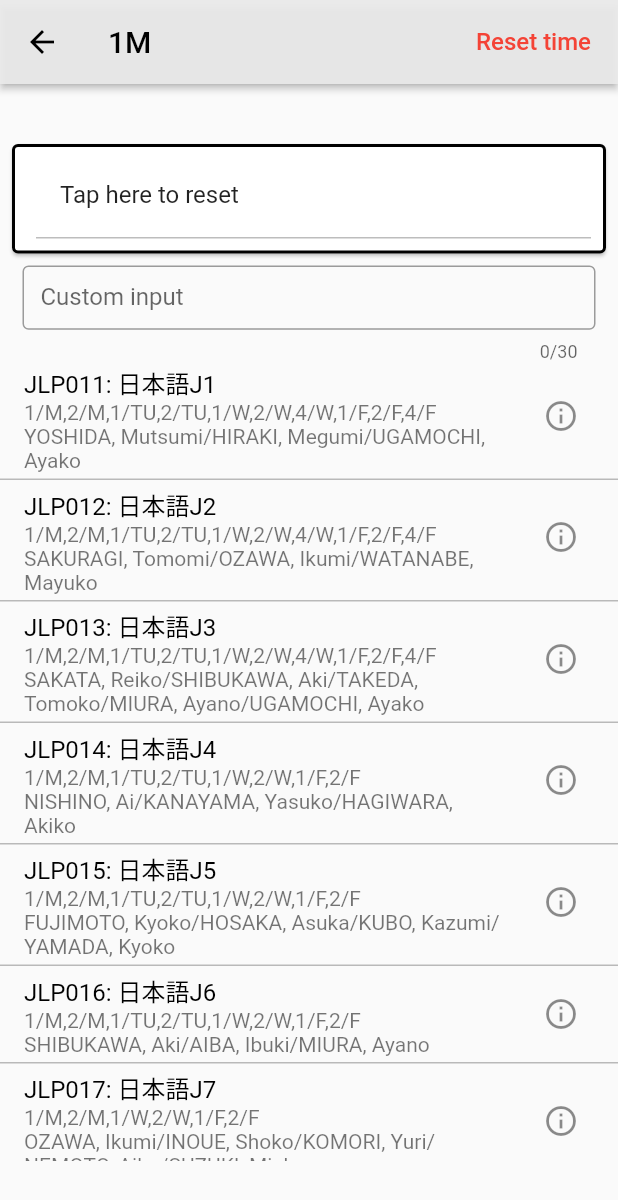
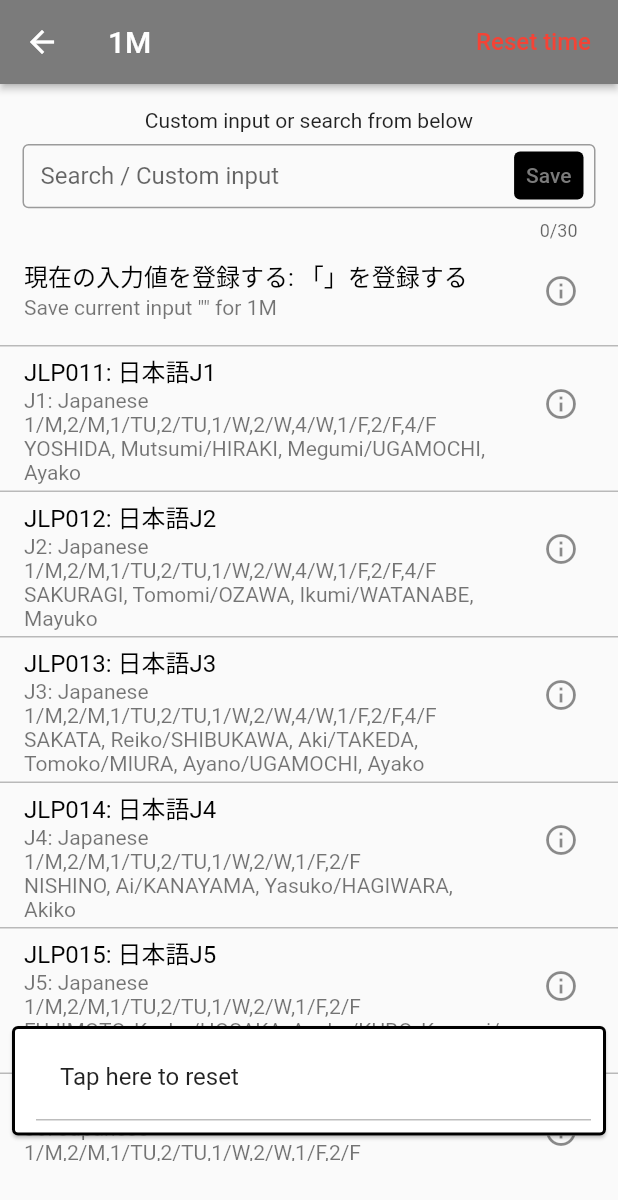
Before and after one commit to RRRGR/ICUApp, a Flutter app: the ChoosePage screen opened directly, on a phone screen of 412 x 824 dp. Shown: the top 1200 px of the screen. Run offline on Flutter 3.47's test engine with Material 2 defaults, Android fonts, the phone set to English and light mode, and no system bars; drawn by our look-alikes of google_mobile_ads; our stand-ins replace cloud_firestore, firebase_auth, firebase_core, flutter_riverpod, google_sign_in, shared_preferences; missing offline and left inert: flutter_cached_pdfview, flutter_inappwebview; accounts and stored records are empty; network calls fail.

Commit message:
Changed UI of choosepage

```diff
--- a/lib/model/constant.dart
+++ b/lib/model/constant.dart
@@ -23,6 +23,7 @@ final chosenYearProvider = StateProvider<String>((ref) => '2022');
 final chosenSeasonProvider = StateProvider<String>((ref) => 'Autumn');
 
 final inputStringProvider = StateProvider<String>((ref) => '');
+final searchBoolProvider = StateProvider<bool>((ref) => true);
 
 final cellFontSizeProvider =
     StateProvider<String>((ref) => '12'); //選択されている年度、学期、フォントサイズの保持
@@ -137,7 +138,7 @@ final TTProvider = StateNotifierProvider<TTNotifier, Map>((ref) {
 
 const MaterialColor materialWhite = MaterialColor(
   //AppBarの色
-  0xEAEAEAEA,
+  0xFF7B7B7B,
   <int, Color>{
     50: Color(0xCCCCCCCC),
     100: Color(0xCCCCCCCC),
--- a/lib/screen/choosepage.dart
+++ b/lib/screen/choosepage.dart
@@ -6,6 +6,7 @@ import 'package:icuapp/model/constant.dart';
 import 'package:icuapp/widgets/choosepage/assignedclasstext.dart';
 import 'package:icuapp/widgets/choosepage/input.dart';
 import 'package:icuapp/widgets/choosepage/showlist.dart';
+import 'dart:developer';
 
 class ChoosePage extends ConsumerStatefulWidget {
   const ChoosePage({Key? key}) : super(key: key);
@@ -29,9 +30,12 @@ class ChoosePageState extends ConsumerState<ChoosePage> {
 
   @override
   Widget build(BuildContext context) {
+    final searchBool = ref.watch(searchBoolProvider);
+    log(searchBool.toString());
     return WillPopScope(
       onWillPop: () {
         ref.read(inputStringProvider.notifier).state = "";
+        ref.read(searchBoolProvider.notifier).state = true;
         Navigator.pop(context);
         return Future.value(false);
       },
@@ -43,10 +47,39 @@ class ChoosePageState extends ConsumerState<ChoosePage> {
         ),
         body: Column(
           children: [
-            const AssignedClassText(),
+            const SizedBox(
+              height: 8.0,
+            ),
+            const Padding(
+              padding: EdgeInsets.all(8.0),
+              child: Text('Custom input or search from below'),
+            ),
+
             const NameInput(),
             //RoomInput(),
-            const ShowList(),
+            Expanded(
+              child: Stack(
+                children: [
+                  const ShowList(),
+                  (searchBool == true)
+                      ? Align(
+                          alignment: FractionalOffset.bottomCenter,
+                          child: Container(
+                              width: double.infinity,
+                              height: 130,
+                              child: Column(
+                                children: [
+                                  const AssignedClassText(),
+                                ],
+                              )),
+                        )
+                      : const SizedBox(
+                          width: 0,
+                          height: 0,
+                        )
+                ],
+              ),
+            ),
             SizedBox(
               //color: Colors.white,
               height: 50.0,
--- a/lib/screen/timetable.dart
+++ b/lib/screen/timetable.dart
@@ -97,8 +97,8 @@ class YearButton extends ConsumerWidget {
                     fontSize: 18,
                   ),
                   value: chosenYear,
-                  elevation: 3,
-                  dropdownColor: Colors.grey,
+                  elevation: 0,
+                  dropdownColor: Colors.lightBlue[50],
                   items: yearList.map<DropdownMenuItem<String>>((String value) {
                     return DropdownMenuItem<String>(
                       value: value,
@@ -131,8 +131,9 @@ class SeasonButton extends ConsumerWidget {
                   value: chosenSeason,
                   elevation: 0,
                   underline: const SizedBox(),
-            dropdownColor: Colors.grey,
-            items: seasonList.map<DropdownMenuItem<String>>((String value) {
+                  dropdownColor: Colors.lightBlue[50],
+                  items:
+                      seasonList.map<DropdownMenuItem<String>>((String value) {
                     return DropdownMenuItem<String>(
                       value: value,
                       child: Text(value),
@@ -142,10 +143,7 @@ class SeasonButton extends ConsumerWidget {
                     update_chosenSeason(value!, ref);
                     ref.read(TTProvider.notifier).load(ref);
                   },
-          ),
-        ),
-      ),
-    );
+                ))));
   }
 }
 
--- a/lib/widgets/choosepage/input.dart
+++ b/lib/widgets/choosepage/input.dart
@@ -10,12 +10,16 @@ class NameInput extends ConsumerWidget {
   Widget build(BuildContext context, WidgetRef ref) {
     final chosenYear = ref.watch(chosenYearProvider);
     final chosenSeason = ref.watch(chosenSeasonProvider);
+
     return SizedBox(
       height: 62,
       width: width - 30,
-      child: TextField(
+      child: Stack(
+        children: [
+          TextField(
             enabled: true,
             maxLength: 30,
+            onTap: () => {ref.read(searchBoolProvider.notifier).state = false},
             onChanged: (input) =>
                 {ref.read(inputStringProvider.notifier).state = input},
             onSubmitted: (String nameInput) {
@@ -27,8 +31,26 @@ class NameInput extends ConsumerWidget {
             obscureText: false,
             decoration: const InputDecoration(
               border: OutlineInputBorder(),
-          labelText: 'Custom input',
+              labelText: 'Search / Custom input',
             ),
+          ),
+          Container(
+            width: double.infinity,
+            child:
+                Column(crossAxisAlignment: CrossAxisAlignment.end, children: [
+              Padding(
+                  padding: const EdgeInsets.fromLTRB(10, 5, 8, 0),
+                  child: TextButton(
+                      onPressed: () {},
+                      style: TextButton.styleFrom(
+                          padding: const EdgeInsets.all(8.0),
+                          tapTargetSize: MaterialTapTargetSize.shrinkWrap,
+                          minimumSize: const Size(0, 0),
+                          backgroundColor: Colors.black),
+                      child: const Text('Save')))
+            ]),
+          )
+        ],
       ),
     );
   }
--- a/lib/widgets/choosepage/showlist.dart
+++ b/lib/widgets/choosepage/showlist.dart
@@ -14,7 +14,13 @@ class ShowList extends ConsumerWidget {
     String jsonString = await rootBundle.loadString(path);
     Map jsonData = json.decode(jsonString);
     List loadedList = jsonData[time]; //[{},{},{}]//[{},{},{}][2,1,3]
-    List resultList = [];
+    List resultList = [
+      {
+        'no': '現在の入力値を登録する',
+        'j': '「$arg」を登録する',
+        'schedule': 'Save current input "$arg" for $time'
+      }
+    ];
     for (int i = 0; i < loadedList.length; i++) {
       String combinedStr = "";
       loadedList[i].values.forEach((v) {
@@ -40,7 +46,9 @@ class ShowList extends ConsumerWidget {
       builder: (BuildContext context, AsyncSnapshot<List> snapshot) {
         if (snapshot.hasData) {
           List chosenData = snapshot.data!;
-          return Expanded(
+          return Column(
+            children: [
+              Expanded(
                 child: ListView.builder(
                   shrinkWrap: true,
                   itemCount: chosenData.length,
@@ -48,6 +56,8 @@ class ShowList extends ConsumerWidget {
                     return _items(chosenData[index], ref, context);
                   },
                 ),
+              ),
+            ],
           );
         } else {
           return const CircularProgressIndicator();
@@ -115,6 +125,7 @@ class ListTile_txt_info extends StatelessWidget {
   Widget build(BuildContext context) {
     String? courseNo = classInfo['no'];
     String? className = classInfo['j'];
+    String? classNameE = classInfo['e'];
     String schedule = classInfo['schedule'];
     String? instructor = classInfo['instructor'];
     String? deleted = classInfo['deleted'];
@@ -133,7 +144,7 @@ class ListTile_txt_info extends StatelessWidget {
           ),
           subtitle: instructor != null
               ? Text(
-                  '$schedule\n$instructor',
+                  '$classNameE\n$schedule\n$instructor',
                   style: deleted == 'true'
                       ? const TextStyle(
                           color: Colors.black54,
```
Lines whose indentation alone changed are shown as unchanged.
